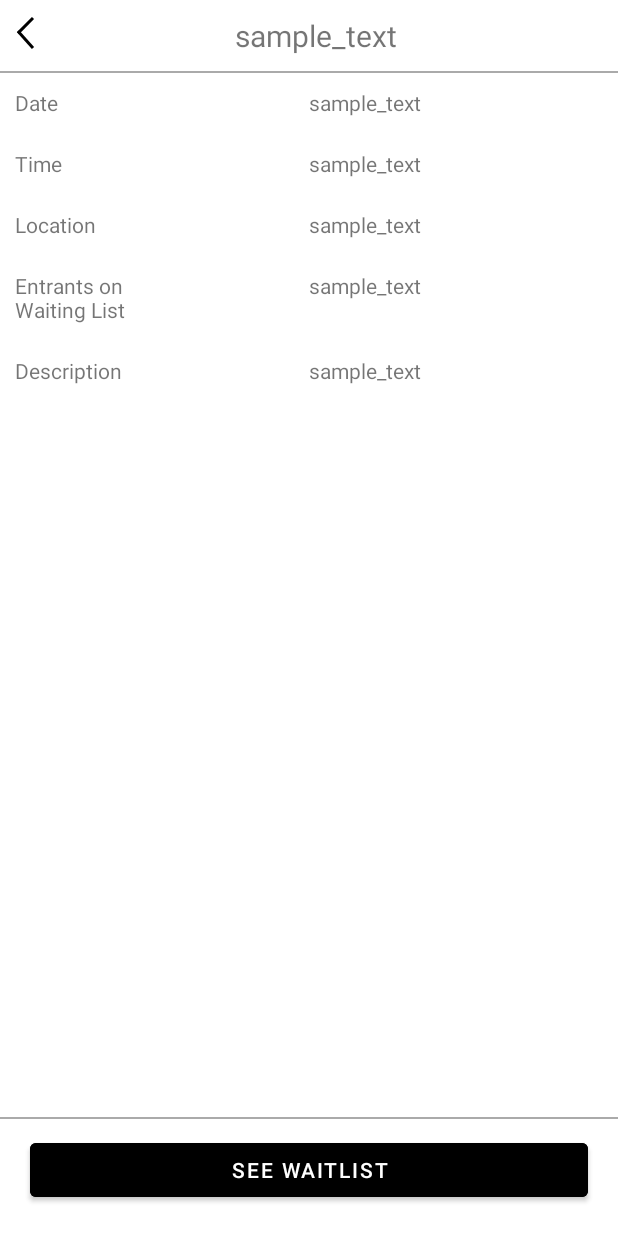
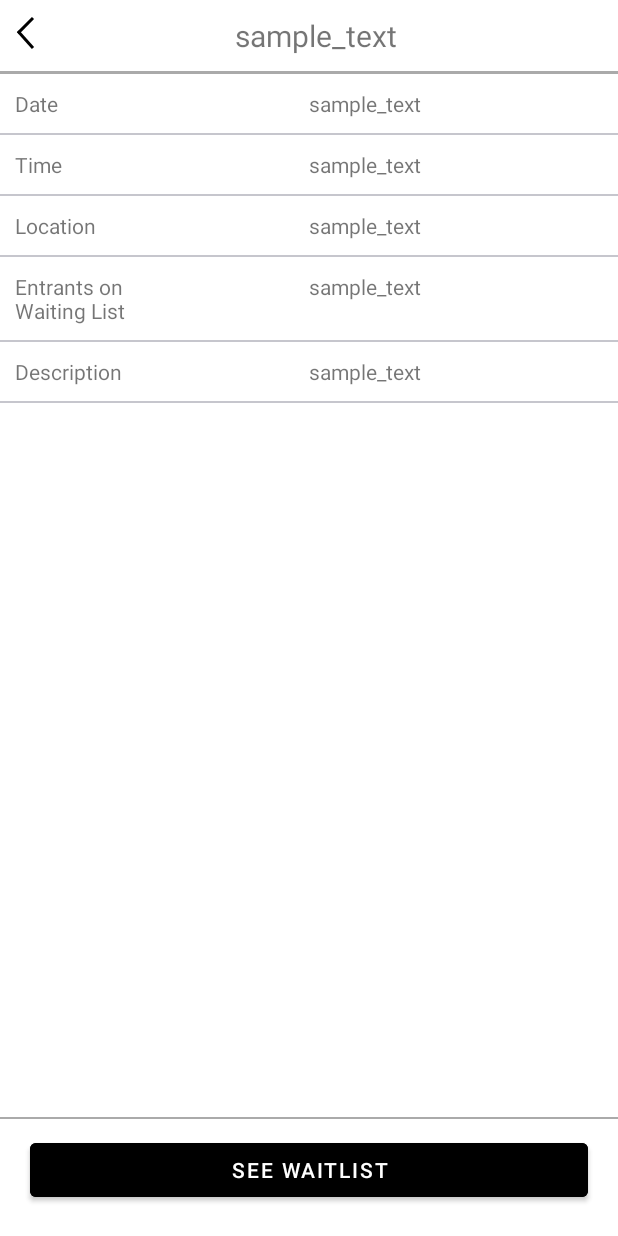
Before and after one commit to CMPUT301F25lights/lights-camera, an Android app: the EventDetailsActivity screen opened directly, with no data from a screen before it, on a phone screen of 412 x 824 dp. Run offline under Robolectric (Android 15) with nearby library versions, the phone set to English and light mode, and no system bars; our stand-ins replace Firebase (no records; nobody signed in at launch, a user with empty details on screens opened directly).

Commit message:
US 01.05.04 implemented

```diff
--- a/code/Lotterize/app/src/main/java/com/example/lotterize/ui/home/EventDetailsActivity.java
+++ b/code/Lotterize/app/src/main/java/com/example/lotterize/ui/home/EventDetailsActivity.java
@@ -54,9 +54,10 @@ public class EventDetailsActivity extends AppCompatActivity {
                 String dateString = dateTime.getDate() +"/" + String.valueOf(dateTime.getMonth()+1)+ "/" + String.valueOf(dateTime.getYear()+1900);
                 date.setText(dateString);
                 location.setText(event.getString("location"));
-                List waitList = event.get("waitList", List.class);
+                List<Long> waitList = (List<Long>) event.get("waitList");
                 String entrantsString = String.format("%d (%d Total Spots)", waitList.size(),event.getLong("totalSpots"));
-                description.setText(entrantsString);
+                entrants.setText(entrantsString);
+                description.setText(event.getString("description"));
             } else {
                 Log.w("No event found:", getIntent().getStringExtra(("eventId")));
             }
--- a/code/Lotterize/app/src/main/res/layout/activity_event_details.xml
+++ b/code/Lotterize/app/src/main/res/layout/activity_event_details.xml
@@ -51,7 +51,7 @@
             android:orientation="vertical">
             <View
                 android:layout_width="match_parent"
-                android:layout_height="1dp"
+                android:layout_height="2dp"
                 android:background="@android:color/darker_gray"/>
             <LinearLayout
                 android:layout_width="match_parent"
@@ -74,7 +74,7 @@
             <View
                 android:layout_width="match_parent"
                 android:layout_height="1dp"
-                android:background="@color/cardview_light_background"/>
+                android:background="@color/material_dynamic_neutral80"/>
             <LinearLayout
                 android:layout_width="match_parent"
                 android:layout_height="wrap_content"
@@ -96,7 +96,7 @@
             <View
                 android:layout_width="match_parent"
                 android:layout_height="1dp"
-                android:background="@color/cardview_light_background"/>
+                android:background="@color/material_dynamic_neutral80"/>
             <LinearLayout
                 android:layout_width="match_parent"
                 android:layout_height="wrap_content"
@@ -118,7 +118,7 @@
             <View
                 android:layout_width="match_parent"
                 android:layout_height="1dp"
-                android:background="@color/cardview_light_background"/>
+                android:background="@color/material_dynamic_neutral80"/>
             <LinearLayout
                 android:layout_width="match_parent"
                 android:layout_height="wrap_content"
@@ -140,7 +140,7 @@
             <View
                 android:layout_width="match_parent"
                 android:layout_height="1dp"
-                android:background="@color/cardview_light_background"/>
+                android:background="@color/material_dynamic_neutral80"/>
             <LinearLayout
                 android:layout_width="match_parent"
                 android:layout_height="wrap_content"
@@ -162,7 +162,7 @@
             <View
                 android:layout_width="match_parent"
                 android:layout_height="1dp"
-                android:background="@color/cardview_light_background"/>
+                android:background="@color/material_dynamic_neutral80"/>
             <ImageView
                 android:layout_width="200dp"
                 android:layout_height="200dp"
```
